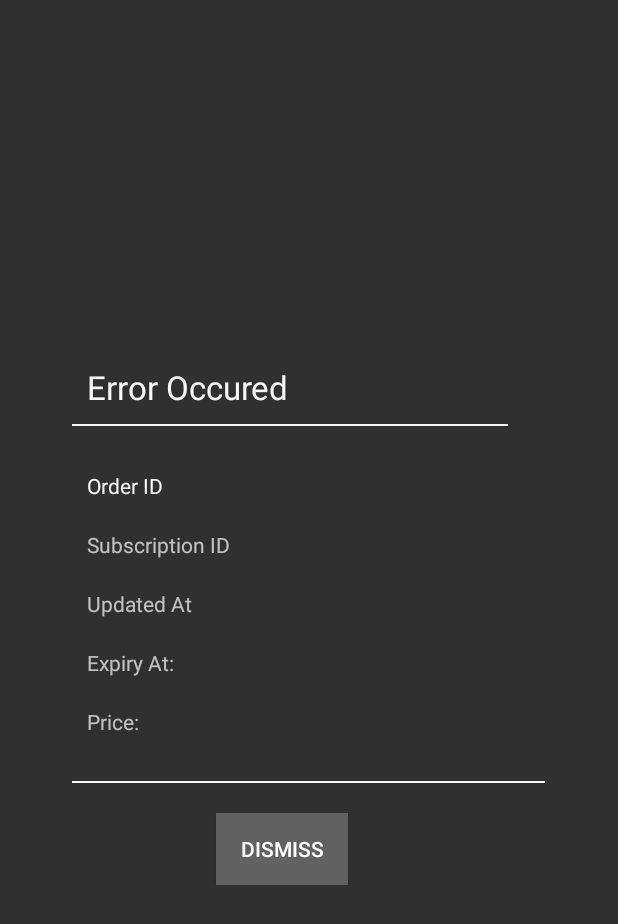
After one commit to blood-mist/All-In-One-proj, an Android app: the layout fragment_order_dialog.xml on its own in the app's theme, with its tools: preview values and no code run, on a phone screen of 412 x 824 dp. The commit adds this screen. Shown: the top 924 px of the screen. Run offline under Robolectric (Android 15) with nearby library versions, the phone set to English and light mode, and no system bars.

Commit message:
start packageDialoghere

```diff
--- a/app/src/main/java/comcast/stb/launcher/LauncherActivity.java
+++ b/app/src/main/java/comcast/stb/launcher/LauncherActivity.java
@@ -30,6 +30,7 @@ import comcast.stb.entity.OrderItem;
 import comcast.stb.entity.PackagesInfo;
 import comcast.stb.entity.SubsItem;
 import comcast.stb.entity.events.FmLauncherEvent;
+import comcast.stb.subscriptions.OrderDialogFragment;
 import comcast.stb.userInfo.UserDialogFragment;
 import comcast.stb.utils.ApiManager;
 import retrofit2.Retrofit;
@@ -232,7 +233,9 @@ public class LauncherActivity extends AppCompatActivity implements MainPckgRecyc
 
     @Override
     public void onOrderInfoClicked(OrderItem orderItem) {
-
+        FragmentManager manager=getSupportFragmentManager();
+        OrderDialogFragment orderDialogFragment=OrderDialogFragment.newInstance(orderItem.getName(),orderItem.getId(),orderItem.getSubscribedId(),orderItem.getUpdatedAt(),orderItem.getExpiry(),orderItem.getTotalAmount());
+        orderDialogFragment.show(manager,"OrderDialog");
     }
 
     @Override
@@ -261,5 +264,6 @@ public class LauncherActivity extends AppCompatActivity implements MainPckgRecyc
         if(userInfo!=null)
             manager.beginTransaction().remove(userInfo).commit();
         InfoDialogFragment infoDialogFragment=InfoDialogFragment.newInstance("Error Occured",message,false);
+        infoDialogFragment.show(manager,"infoDialog");
     }
 }
--- /dev/null
+++ b/app/src/main/res/layout/fragment_order_dialog.xml
@@ -0,0 +1,173 @@
+<?xml version="1.0" encoding="utf-8"?>
+<RelativeLayout xmlns:android="http://schemas.android.com/apk/res/android"
+    android:layout_width="wrap_content"
+    android:layout_height="wrap_content"
+    android:layout_gravity="center">
+
+    <View
+        android:id="@+id/info_view2"
+        android:layout_width="wrap_content"
+        android:layout_height="1dp"
+        android:layout_below="@+id/txt_orderName"
+        android:layout_alignEnd="@+id/txt_orderId"
+        android:layout_alignLeft="@+id/txt_orderName"
+        android:layout_alignRight="@id/txt_orderId"
+        android:layout_alignStart="@+id/txt_orderName"
+        android:layout_marginBottom="20dp"
+        android:layout_marginLeft="-10dp"
+        android:layout_marginRight="-10dp"
+        android:background="@color/white_color" />
+
+    <TextView
+        android:id="@+id/txt_orderName"
+        android:layout_width="wrap_content"
+        android:layout_height="wrap_content"
+        android:layout_gravity="center"
+        android:padding="10dp"
+        android:text="@string/error_header"
+        android:textAppearance="@style/TextAppearance.AppCompat.Large"
+        android:textColor="@color/white_color" />
+
+    <TextView
+        android:id="@+id/order_label"
+        android:layout_width="wrap_content"
+        android:layout_height="wrap_content"
+        android:layout_alignLeft="@+id/txt_orderName"
+        android:layout_alignStart="@+id/txt_orderName"
+        android:layout_below="@+id/info_view2"
+        android:padding="10dp"
+        android:text="@string/order_id"
+        android:textAppearance="@style/Base.TextAppearance.AppCompat.Small"
+        android:textColor="@color/white_color" />
+
+    <TextView
+        android:id="@+id/txt_orderId"
+        android:layout_width="200dp"
+        android:layout_height="wrap_content"
+        android:layout_below="@+id/txt_orderName"
+        android:layout_marginLeft="10dp"
+        android:layout_alignTop="@+id/order_label"
+        android:layout_marginStart="10dp"
+        android:layout_toEndOf="@+id/order_label"
+        android:layout_toRightOf="@+id/order_label"
+        android:padding="10dp"
+        android:textAppearance="@style/Base.TextAppearance.AppCompat.Small" />
+
+    <TextView
+        android:id="@+id/subs_label"
+        android:layout_width="wrap_content"
+        android:layout_height="wrap_content"
+        android:layout_alignLeft="@+id/order_label"
+        android:layout_alignStart="@+id/order_label"
+        android:layout_below="@+id/order_label"
+        android:padding="10dp"
+        android:text="@string/subs_id"
+        android:textAppearance="@style/Base.TextAppearance.AppCompat.Small" />
+
+    <TextView
+        android:id="@+id/txt_subsId"
+        android:layout_width="200dp"
+        android:layout_height="wrap_content"
+        android:layout_below="@+id/txt_orderId"
+        android:layout_toEndOf="@+id/subs_label"
+        android:layout_toRightOf="@+id/subs_label"
+        android:padding="10dp"
+        android:textAppearance="@style/Base.TextAppearance.AppCompat.Small" />
+
+    <TextView
+        android:id="@+id/updated_label"
+        android:layout_width="wrap_content"
+        android:layout_height="wrap_content"
+        android:layout_alignLeft="@+id/subs_label"
+        android:layout_alignStart="@+id/subs_label"
+        android:layout_below="@+id/subs_label"
+        android:padding="10dp"
+        android:text="@string/updated_at"
+        android:textAppearance="@style/Base.TextAppearance.AppCompat.Small" />
+
+    <TextView
+        android:id="@+id/txt_updatedAt"
+        android:layout_width="200dp"
+        android:layout_height="wrap_content"
+        android:layout_alignLeft="@+id/txt_subsId"
+        android:layout_alignStart="@+id/txt_subsId"
+        android:layout_below="@+id/txt_subsId"
+        android:padding="10dp"
+        android:textAppearance="@style/Base.TextAppearance.AppCompat.Small" />
+
+    <TextView
+        android:id="@+id/expiry_label"
+        android:layout_width="wrap_content"
+        android:layout_height="wrap_content"
+        android:layout_alignLeft="@+id/updated_label"
+        android:layout_alignStart="@+id/updated_label"
+        android:layout_below="@+id/updated_label"
+        android:layout_centerHorizontal="true"
+        android:padding="10dp"
+        android:text="@string/expiry_at"
+        android:textAppearance="@style/Base.TextAppearance.AppCompat.Small" />
+
+    <TextView
+        android:id="@+id/txt_expiryAt"
+        android:layout_width="200dp"
+        android:layout_height="wrap_content"
+        android:layout_alignLeft="@+id/txt_updatedAt"
+        android:layout_below="@+id/txt_updatedAt"
+        android:padding="10dp"
+        android:textAppearance="@style/Base.TextAppearance.AppCompat.Small"
+        android:layout_alignStart="@+id/txt_updatedAt" />
+    <TextView
+        android:id="@+id/price_label"
+        android:layout_width="wrap_content"
+        android:layout_height="wrap_content"
+        android:layout_alignLeft="@+id/expiry_label"
+        android:layout_below="@+id/expiry_label"
+        android:padding="10dp"
+        android:text="@string/price"
+        android:textAppearance="@style/Base.TextAppearance.AppCompat.Small"
+        android:layout_alignStart="@+id/expiry_label" />
+    <TextView
+        android:id="@+id/txt_totalPrice"
+        android:layout_width="200dp"
+        android:layout_height="wrap_content"
+        android:layout_alignLeft="@+id/txt_updatedAt"
+        android:layout_below="@+id/txt_expiryAt"
+        android:padding="10dp"
+        android:textAppearance="@style/Base.TextAppearance.AppCompat.Small"
+        android:layout_alignStart="@+id/txt_updatedAt" />
+
+    <View
+        android:id="@+id/info_view1"
+        android:layout_width="wrap_content"
+        android:layout_height="1dp"
+        android:layout_alignEnd="@+id/txt_totalPrice"
+        android:layout_alignLeft="@+id/txt_orderName"
+        android:layout_alignRight="@id/txt_totalPrice"
+        android:layout_alignStart="@+id/txt_orderName"
+        android:layout_below="@+id/txt_totalPrice"
+        android:layout_marginLeft="-10dp"
+        android:layout_marginRight="-10dp"
+        android:layout_marginTop="20dp"
+        android:background="@color/white_color" />
+
+    <LinearLayout
+        android:layout_width="wrap_content"
+        android:layout_height="wrap_content"
+        android:layout_alignEnd="@+id/info_view2"
+        android:layout_alignLeft="@+id/info_view2"
+        android:layout_alignRight="@+id/info_view2"
+        android:layout_alignStart="@+id/info_view2"
+        android:layout_below="@+id/info_view1"
+        android:layout_marginTop="20dp"
+        android:gravity="center"
+        android:orientation="horizontal">
+
+        <Button
+            android:id="@+id/btn_dismiss"
+            android:layout_width="wrap_content"
+            android:layout_height="wrap_content"
+            android:background="@drawable/button_selector"
+            android:text="@string/dismiss" />
+    </LinearLayout>
+
+</RelativeLayout>
--- a/app/src/main/res/layout/item_channel_category.xml
+++ b/app/src/main/res/layout/item_channel_category.xml
@@ -15,6 +15,9 @@
         android:padding="5dp"
         android:layout_width="match_parent"
         android:layout_height="wrap_content"
+        android:ellipsize="marquee"
+        android:marqueeRepeatLimit="marquee_forever"
+        android:singleLine="true"
         android:text="Demo ChannelCat"
         android:textColor="@color/white_color"
         android:textAppearance="?android:attr/textAppearanceMedium"/>
--- a/app/src/main/res/values/strings.xml
+++ b/app/src/main/res/values/strings.xml
@@ -63,4 +63,7 @@
     <string name="dismiss">dismiss</string>
     <string name="error_header">Error Occured</string>
     <string name="retry">retry</string>
+    <string name="id">ID</string>
+    <string name="order_id">Order ID</string>
+    <string name="subs_id">Subscription ID</string>
 </resources>
```
Also changed, not shown: app/src/main/java/comcast/stb/launcher/MainSubsRecyclerAdapter.java (+11 -1 lines), app/src/main/java/comcast/stb/subscriptions/OrderDialogFragment.java (added, +128 -0 lines).
